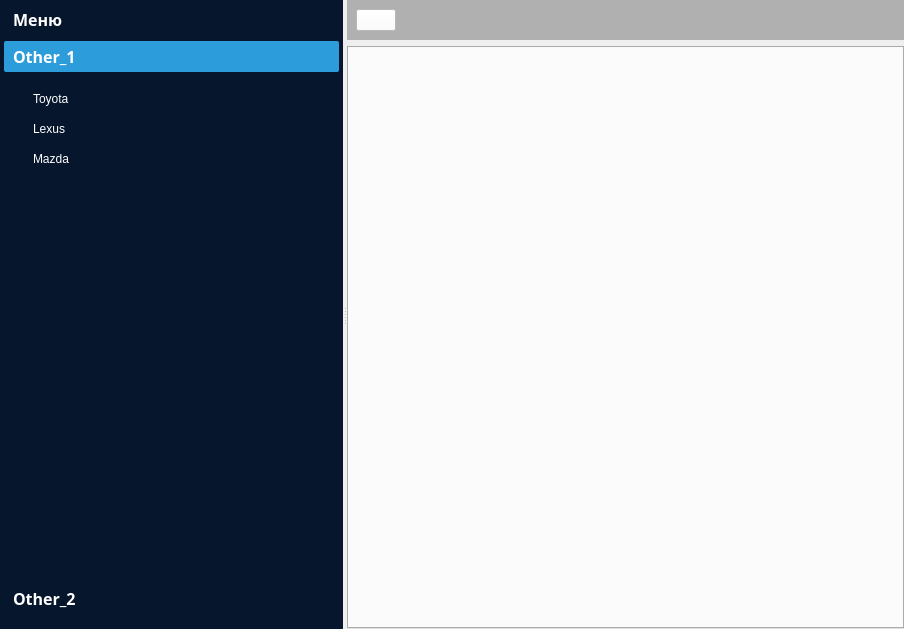
Qt form ui/Menu.ui (NataCher/Dat-Back) before a commit.
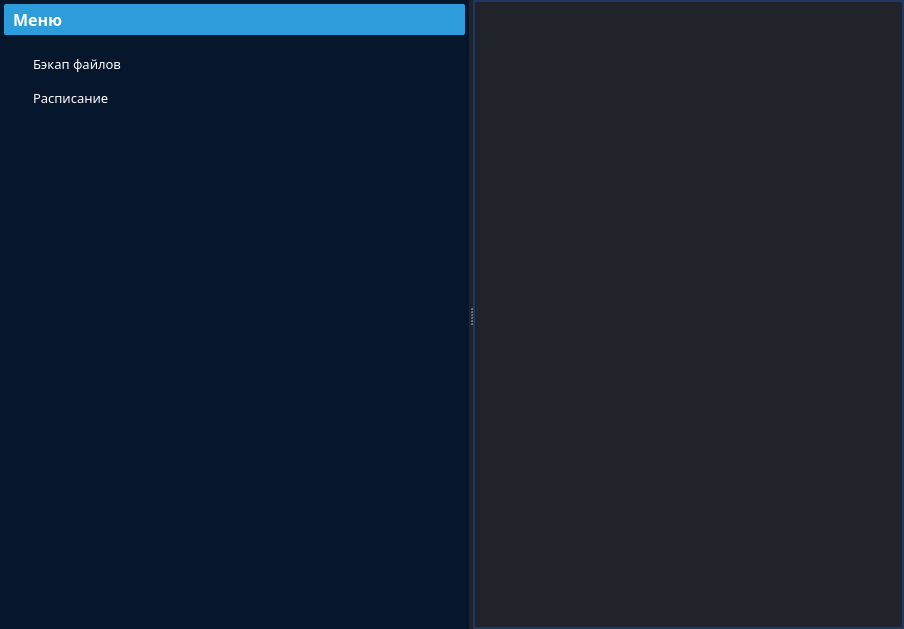
The same form after that commit. The open tabs and pages were chosen to show the change. Icons and pictures are not drawn.

Diff of the .ui file:
```diff
--- a/ui/Menu.ui
+++ b/ui/Menu.ui
@@ -13,6 +13,13 @@
   <property name="windowTitle">
    <string>Dat-Back</string>
   </property>
+  <property name="windowIcon">
+   <iconset>
+    <normaloff>../static/icons/Folder-Backups.ico</normaloff>../static/icons/Folder-Backups.ico</iconset>
+  </property>
+  <property name="styleSheet">
+   <string notr="true"/>
+  </property>
   <widget class="QWidget" name="centralwidget">
    <layout class="QGridLayout" name="gridLayout_3">
     <property name="leftMargin">
@@ -32,6 +39,12 @@
     </property>
     <item row="0" column="0">
      <widget class="QSplitter" name="splitter">
+      <property name="styleSheet">
+       <string notr="true">
+QSplitter {
+    background-color: #20232A;
+}</string>
+      </property>
       <property name="orientation">
        <enum>Qt::Horizontal</enum>
       </property>
@@ -107,8 +120,8 @@
             <rect>
              <x>0</x>
              <y>0</y>
-             <width>368</width>
-             <height>496</height>
+             <width>472</width>
+             <height>572</height>
             </rect>
            </property>
            <attribute name="icon">
@@ -185,127 +198,6 @@
             </item>
            </layout>
           </widget>
-          <widget class="QWidget" name="page_2">
-           <property name="geometry">
-            <rect>
-             <x>0</x>
-             <y>0</y>
-             <width>368</width>
-             <height>496</height>
-            </rect>
-           </property>
-           <attribute name="label">
-            <string>Other_1</string>
-           </attribute>
-           <layout class="QVBoxLayout" name="verticalLayout_2">
-            <item>
-             <widget class="QPushButton" name="pushButton_3">
-              <property name="focusPolicy">
-               <enum>Qt::NoFocus</enum>
-              </property>
-              <property name="text">
-               <string>Toyota</string>
-              </property>
-              <property name="checkable">
-               <bool>true</bool>
-              </property>
-             </widget>
-            </item>
-            <item>
-             <widget class="QPushButton" name="pushButton_4">
-              <property name="focusPolicy">
-               <enum>Qt::NoFocus</enum>
-              </property>
-              <property name="text">
-               <string>Lexus</string>
-              </property>
-              <property name="checkable">
-               <bool>true</bool>
-              </property>
-             </widget>
-            </item>
-            <item>
-             <widget class="QPushButton" name="pushButton_5">
-              <property name="focusPolicy">
-               <enum>Qt::NoFocus</enum>
-              </property>
-              <property name="text">
-               <string>Mazda</string>
-              </property>
-              <property name="checkable">
-               <bool>true</bool>
-              </property>
-             </widget>
-            </item>
-            <item>
-             <spacer name="verticalSpacer_2">
-              <property name="orientation">
-               <enum>Qt::Vertical</enum>
-              </property>
-              <property name="sizeHint" stdset="0">
-               <size>
-                <width>20</width>
-                <height>378</height>
-               </size>
-              </property>
-             </spacer>
-            </item>
-           </layout>
-          </widget>
-          <widget class="QWidget" name="page_3">
-           <property name="geometry">
-            <rect>
-             <x>0</x>
-             <y>0</y>
-             <width>368</width>
-             <height>496</height>
-            </rect>
-           </property>
-           <attribute name="label">
-            <string>Other_2</string>
-           </attribute>
-           <layout class="QVBoxLayout" name="verticalLayout_3">
-            <item>
-             <widget class="QPushButton" name="pushButton_6">
-              <property name="focusPolicy">
-               <enum>Qt::NoFocus</enum>
-              </property>
-              <property name="text">
-               <string>YouTube</string>
-              </property>
-              <property name="checkable">
-               <bool>true</bool>
-              </property>
-             </widget>
-            </item>
-            <item>
-             <widget class="QPushButton" name="pushButton_7">
-              <property name="focusPolicy">
-               <enum>Qt::NoFocus</enum>
-              </property>
-              <property name="text">
-               <string>Tumbr</string>
-              </property>
-              <property name="checkable">
-               <bool>true</bool>
-              </property>
-             </widget>
-            </item>
-            <item>
-             <spacer name="verticalSpacer_3">
-              <property name="orientation">
-               <enum>Qt::Vertical</enum>
-              </property>
-              <property name="sizeHint" stdset="0">
-               <size>
-                <width>20</width>
-                <height>411</height>
-               </size>
-              </property>
-             </spacer>
-            </item>
-           </layout>
-          </widget>
          </widget>
         </item>
        </layout>
@@ -313,50 +205,31 @@
       <widget class="QWidget" name="main_widget" native="true">
        <layout class="QGridLayout" name="gridLayout_2">
         <item row="0" column="0">
-         <widget class="QWidget" name="search_widget" native="true">
-          <property name="styleSheet">
-           <string notr="true">background-color: rgb(176, 176, 176);</string>
-          </property>
-          <layout class="QHBoxLayout" name="horizontalLayout">
-           <item>
-            <widget class="QPushButton" name="pushButton_8">
-             <property name="styleSheet">
-              <string notr="true">background-color: rgb(255, 255, 255);</string>
-             </property>
-             <property name="text">
-              <string/>
-             </property>
-             <property name="icon">
-              <iconset resource="../static/resource.qrc">
-               <normaloff>:/icons/icons/arrow-left.svg</normaloff>
-               <normalon>:/icons/icons/arrow-right.svg</normalon>:/icons/icons/arrow-left.svg</iconset>
-             </property>
-             <property name="checkable">
-              <bool>true</bool>
-             </property>
-             <property name="autoRepeatDelay">
-              <number>300</number>
-             </property>
-            </widget>
-           </item>
-           <item>
-            <spacer name="horizontalSpacer_2">
-             <property name="orientation">
-              <enum>Qt::Horizontal</enum>
-             </property>
-             <property name="sizeHint" stdset="0">
-              <size>
-               <width>166</width>
-               <height>20</height>
-              </size>
-             </property>
-            </spacer>
-           </item>
-          </layout>
-         </widget>
-        </item>
-        <item row="1" column="0">
          <widget class="QTabWidget" name="tabWidget">
+          <property name="styleSheet">
+           <string notr="true">QTabWidget::pane {
+    border: 2px solid #1f3861;
+    padding: 6px;
+    background-color: #20232A;
+}
+
+QTabBar::tab {
+    background: #20232A;
+    color: #61dafb;
+    border: 2px solid #1f3861;
+    border-bottom: none;
+    padding: 10px;
+}
+
+
+
+QTabWidget {
+    background-color: #20232A; /* Background of the tab widget */
+    color: #61dafb; /* Color of the text inside tabs */
+    border-radius: 10px; /* Rounded corners */
+}
+</string>
+          </property>
           <property name="currentIndex">
            <number>-1</number>
           </property>
```
Left out of the diff: 19 changed lines with no effect on the pictures.
